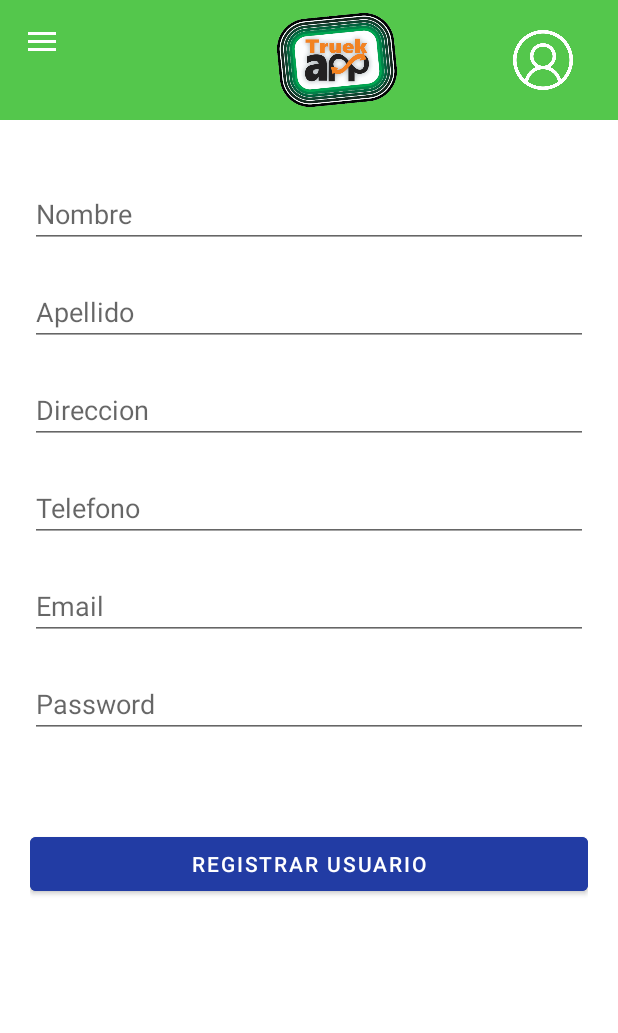
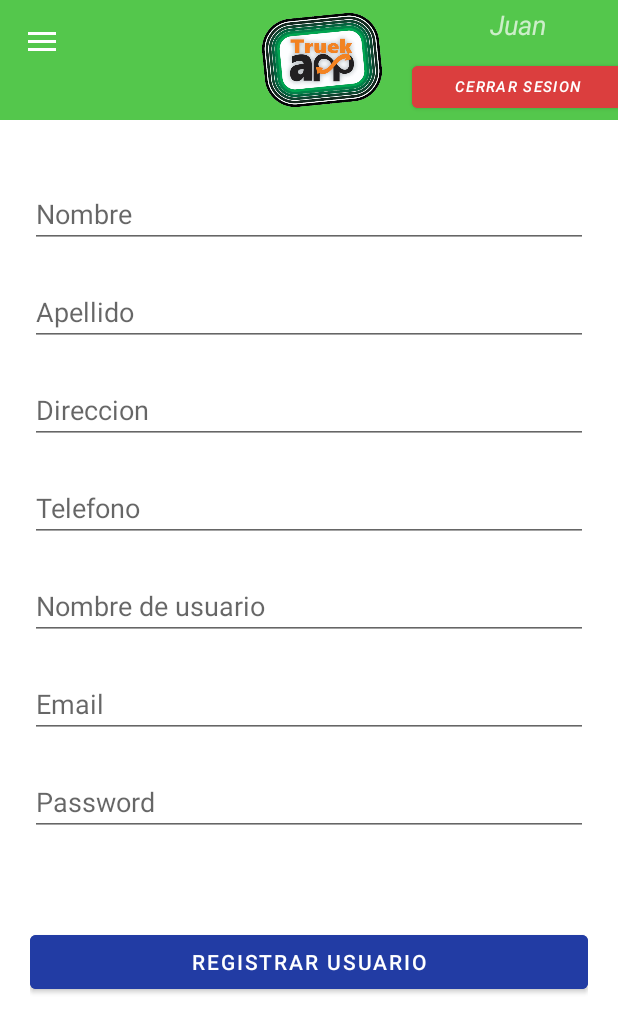
Before and after one commit to CabezasFive/Truekapp, an Android app: the fragment RegistroFragment placed in its activity, on a phone screen of 412 x 824 dp. Shown: the top 1033 px of the screen. Run offline under Robolectric (Android 15) with nearby library versions, the phone set to English and light mode, and no system bars; our stand-ins replace Firebase (no records; nobody signed in at launch, a user with empty details on screens opened directly).

Commit message:
Añadido un boton de cerrar sesion en el toolbar Tambien se muestra el nick de usuario logueado en el toolbar

```diff
--- a/app/src/main/java/com/cabezasfive/truekapp/MainActivity.java
+++ b/app/src/main/java/com/cabezasfive/truekapp/MainActivity.java
@@ -15,18 +15,28 @@ import android.content.res.Configuration;
 import android.os.Bundle;
 import android.view.MenuItem;
 import android.view.View;
+import android.widget.Button;
 import android.widget.ImageView;
+import android.widget.TextView;
+import android.widget.Toast;
 
 import com.cabezasfive.truekapp.fragments.AyudaFragment;
 import com.cabezasfive.truekapp.fragments.CategoriasFragment;
 import com.cabezasfive.truekapp.fragments.DestacadosFragment;
 import com.cabezasfive.truekapp.fragments.HomeFragment;
+import com.cabezasfive.truekapp.fragments.LoginFragment;
 import com.cabezasfive.truekapp.fragments.MasVistosFragment;
 import com.cabezasfive.truekapp.fragments.MisOfertasFragment;
 import com.cabezasfive.truekapp.fragments.PublicarFragment;
 import com.cabezasfive.truekapp.fragments.RegistroFragment;
 import com.cabezasfive.truekapp.interfaces.IComunicacionFragments;
 import com.google.android.material.navigation.NavigationView;
+import com.google.firebase.auth.FirebaseAuth;
+import com.google.firebase.database.DataSnapshot;
+import com.google.firebase.database.DatabaseError;
+import com.google.firebase.database.DatabaseReference;
+import com.google.firebase.database.FirebaseDatabase;
+import com.google.firebase.database.ValueEventListener;
 
 public class MainActivity extends AppCompatActivity implements IComunicacionFragments, NavigationView.OnNavigationItemSelectedListener {
 
@@ -34,6 +44,14 @@ public class MainActivity extends AppCompatActivity implements IComunicacionFrag
     DrawerLayout drawerLayout;
     NavigationView navigationView;
     Toolbar toolbar;
+
+    // Logo de usuario
+    private ImageView btnUser;
+    //TextView nombre de usuario logueado
+    private TextView userName;
+
+    private Button btnCerrarSesion;
+
     // Icono hamburguesa
     ActionBarDrawerToggle toggle;
 
@@ -41,6 +59,9 @@ public class MainActivity extends AppCompatActivity implements IComunicacionFrag
     FragmentTransaction ft = fm.beginTransaction();
 
     ImageView logoHome;
+
+    FirebaseAuth mAuth;
+    private DatabaseReference databaseReference;
 
 
     @Override
@@ -55,6 +76,39 @@ public class MainActivity extends AppCompatActivity implements IComunicacionFrag
         toolbar = findViewById(R.id.toolbar);
 
         logoHome=findViewById(R.id.logoToolbar);
+        userName=findViewById(R.id.tv_NombreUsuarioToolbar);
+
+
+        databaseReference = FirebaseDatabase.getInstance().getReference();
+        mAuth = FirebaseAuth.getInstance();
+        // Chequea si hay un usuario logueado - si lo hay pone su nick en el textView UserName
+        if(mAuth!=null){
+            String id = mAuth.getCurrentUser().getUid();
+            databaseReference.child("users").child(id).addValueEventListener(new ValueEventListener() {
+                @Override
+                public void onDataChange(@NonNull DataSnapshot snapshot) {
+                    if ( snapshot.exists()){
+                        String nick = snapshot.child("nick").getValue().toString();
+                        userName.setText(nick);
+                    }
+                }
+
+                @Override
+                public void onCancelled(@NonNull DatabaseError error) {
+
+                }
+            });
+        }
+
+
+        // Boton cerrar Sesion
+        btnCerrarSesion = findViewById(R.id.btnCerrarSesion);
+        btnCerrarSesion.setOnClickListener(new View.OnClickListener() {
+            @Override
+            public void onClick(View view) {
+                cerrarSesion();
+            }
+        });
 
 
         // Al iniciar se muestra el HomeFragment
@@ -76,6 +130,7 @@ public class MainActivity extends AppCompatActivity implements IComunicacionFrag
 
 
         navigationView.setNavigationItemSelectedListener(this);
+
 
     }
 
@@ -107,6 +162,9 @@ public class MainActivity extends AppCompatActivity implements IComunicacionFrag
                 ft.addToBackStack(null);
                 break;
             case R.id.nav_login:
+                ft = fm.beginTransaction();
+                ft.replace(R.id.contenido, new LoginFragment());
+                ft.addToBackStack(null);
                 break;
             case R.id.nav_registro:
                 ft = fm.beginTransaction();
@@ -159,12 +217,22 @@ public class MainActivity extends AppCompatActivity implements IComunicacionFrag
     }
 
 
+    // Lleva al fragment home al clickear el logo en la toolbar
+    // esta asociado al imageView en el xml (onClick)
     public void clikHome(View view){
         ft = fm.beginTransaction();
         ft.replace(R.id.contenido, new HomeFragment());
-                    ft.addToBackStack(null);
         ft.commit();
     }
+
+    // Cierra la sesion de usuario
+    // al cerrar sesion oculto el boton y limpio el nick de usuario
+    public void cerrarSesion(){
+        mAuth.signOut();
+        btnCerrarSesion.setVisibility(View.GONE);
+        userName.setText("");
+    }
+
 
 
     // Metodos que son llamados desde el menu de homeFragment que inicia el fragment asociado con el cardView clickeado
--- a/app/src/main/java/com/cabezasfive/truekapp/fragments/HomeFragment.java
+++ b/app/src/main/java/com/cabezasfive/truekapp/fragments/HomeFragment.java
@@ -11,7 +11,6 @@ import androidx.fragment.app.Fragment;
 import android.view.LayoutInflater;
 import android.view.View;
 import android.view.ViewGroup;
-import android.widget.Button;
 
 import com.cabezasfive.truekapp.R;
 import com.cabezasfive.truekapp.interfaces.IComunicacionFragments;
@@ -27,7 +26,6 @@ public class HomeFragment extends Fragment {
 
     View view;
     Activity activity;
-    Button btnListado, btnCategorias;
 
 
     public HomeFragment() {
--- a/app/src/main/java/com/cabezasfive/truekapp/fragments/MasVistosFragment.java
+++ b/app/src/main/java/com/cabezasfive/truekapp/fragments/MasVistosFragment.java
@@ -89,11 +89,8 @@ public class MasVistosFragment extends Fragment {
                     adapter.setOnClickListener(new View.OnClickListener() {
                         @Override
                         public void onClick(View view) {
-                            Toast.makeText(getContext(),
-                                        "Articulo: " + publicaciones.get(rvPublicaciones.getChildAdapterPosition(view)).getTitulo(),
-                                            Toast.LENGTH_SHORT).show();
 
-                            // Inicio el fragment de editar
+                            // Datos a pasar al Fragment editar
                             Bundle bundle = new Bundle();
 
                             String titulo = publicaciones.get(rvPublicaciones.getChildAdapterPosition(view)).getTitulo();
--- a/app/src/main/java/com/cabezasfive/truekapp/fragments/PublicarFragment.java
+++ b/app/src/main/java/com/cabezasfive/truekapp/fragments/PublicarFragment.java
@@ -70,7 +70,7 @@ public class PublicarFragment extends Fragment  {
                     p.setVisitas(0);
 
                     Date fecha = new Date(); // Sistema actual La fecha y la hora se asignan a objDate
-                    p.setF_Creacion(fecha);
+                    p.setF_Creacion(fecha.toString());
 
                     databaseReference.child("Publicacion").child(p.getUid()).setValue(p);
 
--- a/app/src/main/java/com/cabezasfive/truekapp/models/Usuario.java
+++ b/app/src/main/java/com/cabezasfive/truekapp/models/Usuario.java
@@ -8,20 +8,23 @@ public class Usuario {
     private String direccion;
     private String telefono;
     private String email;
+    private String nick;
     private String fechaCreado;
 
     public Usuario() {
     }
 
-    public Usuario(String id, String nombre, String apellido, String direccion, String telefono, String email, String fechaCreado) {
+    public Usuario(String id, String nombre, String apellido, String direccion, String telefono, String email, String nick, String fechaCreado) {
         this.id = id;
         this.nombre = nombre;
         this.apellido = apellido;
         this.direccion = direccion;
         this.telefono = telefono;
         this.email = email;
+        this.nick = nick;
         this.fechaCreado = fechaCreado;
     }
+
 
     public String getId() {
         return id;
--- a/app/src/main/res/layout/fragment_registro.xml
+++ b/app/src/main/res/layout/fragment_registro.xml
@@ -42,6 +42,14 @@
         />
 
     <EditText
+        android:id="@+id/et_Registro_NickName"
+        android:layout_width="match_parent"
+        android:layout_height="wrap_content"
+        android:layout_marginTop="20dp"
+        android:hint="Nombre de usuario"
+        />
+
+    <EditText
         android:id="@+id/et_Registro_Email"
         android:layout_width="match_parent"
         android:layout_height="wrap_content"
--- a/app/src/main/res/layout/toolbar.xml
+++ b/app/src/main/res/layout/toolbar.xml
@@ -23,25 +23,39 @@
             android:id="@+id/logoToolbar"
             android:layout_width="80dp"
             android:layout_height="80dp"
+            android:onClick="clikHome"
             android:src="@drawable/logo"
             app:layout_constraintBottom_toBottomOf="parent"
             app:layout_constraintEnd_toEndOf="parent"
-            app:layout_constraintHorizontal_bias="0.434"
+            app:layout_constraintHorizontal_bias="0.396"
             app:layout_constraintStart_toStartOf="parent"
             app:layout_constraintTop_toTopOf="parent"
-            app:layout_constraintVertical_bias="0.0"
-            android:onClick="clikHome"/>
+            app:layout_constraintVertical_bias="0.0" />
 
-        <ImageView
-            android:id="@+id/userToolbar"
-            android:layout_width="40dp"
-            android:layout_height="40dp"
-            android:src="@drawable/user"
-            app:layout_constraintBottom_toBottomOf="parent"
-            app:layout_constraintEnd_toEndOf="parent"
-            app:layout_constraintHorizontal_bias="0.72"
+        <TextView
+            android:id="@+id/tv_NombreUsuarioToolbar"
+            android:layout_width="141dp"
+            android:layout_height="22dp"
+            android:layout_marginStart="20dp"
+            android:layout_marginLeft="20dp"
+            android:layout_marginTop="4dp"
+            android:gravity="center"
+            android:text="Juan"
             app:layout_constraintStart_toEndOf="@+id/logoToolbar"
             app:layout_constraintTop_toTopOf="parent" />
+
+        <Button
+            android:id="@+id/btnCerrarSesion"
+            android:layout_width="140dp"
+            android:layout_height="40dp"
+            android:layout_marginStart="20dp"
+            android:layout_marginLeft="20dp"
+            android:layout_marginTop="12dp"
+            android:textSize="10sp"
+            android:backgroundTint="@color/rojo"
+            android:text="Cerrar Sesion"
+            app:layout_constraintStart_toEndOf="@+id/logoToolbar"
+            app:layout_constraintTop_toBottomOf="@+id/tv_NombreUsuarioToolbar" />
 
     </androidx.constraintlayout.widget.ConstraintLayout>
 
```
Also changed, not shown: app/src/main/java/com/cabezasfive/truekapp/fragments/LoginFragment.java (+18 -0 lines), app/src/main/java/com/cabezasfive/truekapp/fragments/RegistroFragment.java (+18 -9 lines), app/src/main/java/com/cabezasfive/truekapp/models/Publicacion.java (+6 -6 lines). Lines whose indentation alone changed are shown as unchanged.
